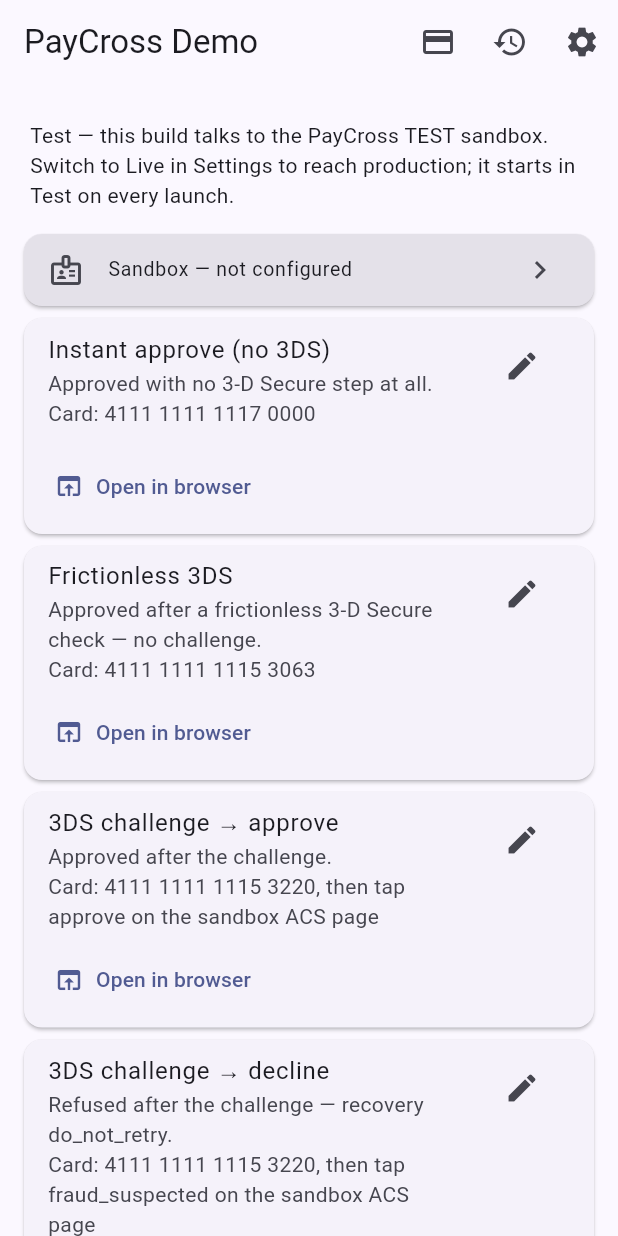
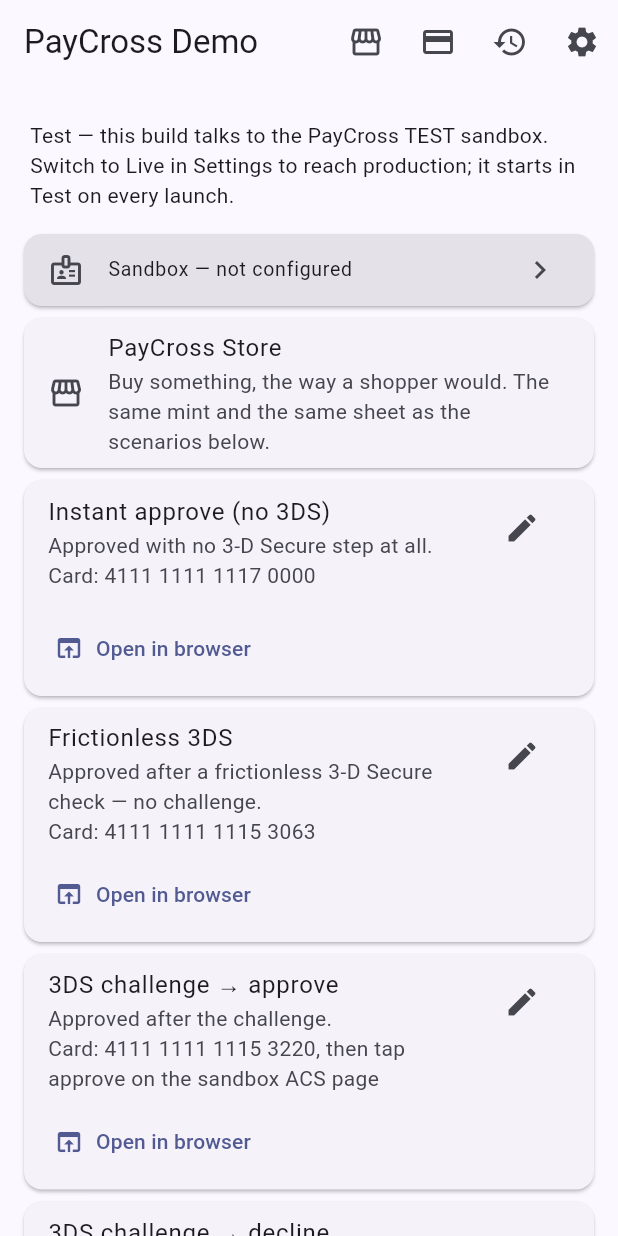
Before and after one commit to paycross/paycross-flutter, a Flutter app: the screen it shows after launch, on a phone screen of 412 x 824 dp. Run offline on Flutter 3.47's test engine with Material 3 defaults, Android fonts, the phone set to English and light mode, and no system bars; our stand-ins replace app_links, flutter_secure_storage, package_info_plus, shared_preferences; statements that could not run were skipped.

Commit message:
A way in to the shop, and none of it in Live
The first tile on Home and a storefront icon in the bar, both opening the
shop on a named route so the thank-you page can come back to it.

Neither exists in Live. The shop's Pay button mints on the credentials in
the secure store and asks nothing before it charges, so in production one
tap would spend a real card past every refusal a Live tile makes somebody
climb -- and the red banner sits over every route, so a shop in Live would
not look like a shop anyway.

Claude-Session: https://claude.ai/code/session_01ESYanixFjGbbKEGjgYKeDq

```diff
--- a/example/lib/demo/home.dart
+++ b/example/lib/demo/home.dart
@@ -15,6 +15,8 @@ import 'settings.dart';
 import 'surface.dart';
 import 'test_cards_screen.dart';
 import 'web_run.dart';
+import '../shop/catalogue.dart';
+import '../shop/shop_screen.dart';
 
 /// The app's real mint: one [Minter] per run, closed when that run is done.
 ///
@@ -799,6 +801,18 @@ class _HomeScreenState extends State<HomeScreen> {
       appBar: AppBar(
         title: const Text('PayCross Demo'),
         actions: [
+          // Hidden in Live for a stronger reason than the cheat sheet below
+          // is: the storefront's Pay button mints on the credentials in the
+          // secure store and asks nothing first, so in production it would be
+          // a real card spent on one tap, past every refusal a Live tile
+          // climbs. The red banner sits over every route too, and a shop with
+          // LIVE — REAL MONEY across the top is not a shop.
+          if (!live)
+            IconButton(
+              icon: const Icon(Icons.storefront),
+              tooltip: 'Shop',
+              onPressed: () => Navigator.of(context).push(shopRoute()),
+            ),
           // Seven sandbox PANs, under a heading that says "test cards", on the
           // one screen where a real card is what is required. The sheet itself
           // is untouched; in Live there is simply no way in.
@@ -852,6 +866,25 @@ class _HomeScreenState extends State<HomeScreen> {
           live
               ? const LiveProfileStrip()
               : ActiveProfileStrip(store: widget.store),
+          // Above the scenarios, because it is what somebody showing the SDK
+          // to a person outside the team opens: a shop, with none of the
+          // vocabulary the tiles below are full of. Not one of them, so it
+          // carries neither a pencil nor a browser button.
+          if (!live)
+            Card(
+              key: const ValueKey('shopTile'),
+              child: ListTile(
+                leading: const Icon(Icons.storefront),
+                title: const Text(shopName),
+                subtitle: const Text(
+                  'Buy something, the way a shopper would. The same mint and '
+                  'the same sheet as the scenarios below.',
+                ),
+                onTap: _busy
+                    ? null
+                    : () => Navigator.of(context).push(shopRoute()),
+              ),
+            ),
           // Three tiles, drawn from one list and run by one function. The
           // order is the order they are worth running: the smoke first, then
           // the pair, whose second half has nothing to offer until the first
```
Also changed, not shown: 1 other file.
